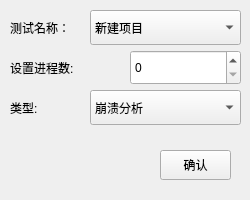
Old version of the form ui/analyse.ui in the repository tianmai1/minifuzz-bysj.
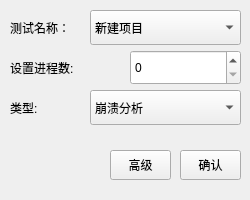
New version of the form. Icons and pictures are not drawn.

Commit message: add analyse_plus

The edit to the form file:
```diff
--- a/ui/analyse.ui
+++ b/ui/analyse.ui
@@ -132,9 +132,9 @@
   <widget class="QPushButton" name="pushButton_2">
    <property name="geometry">
     <rect>
-     <x>160</x>
+     <x>180</x>
      <y>150</y>
-     <width>71</width>
+     <width>61</width>
      <height>30</height>
     </rect>
    </property>
@@ -145,7 +145,7 @@
   <widget class="QLabel" name="label">
    <property name="geometry">
     <rect>
-     <x>10</x>
+     <x>-5</x>
      <y>100</y>
      <width>111</width>
      <height>111</height>
@@ -161,6 +161,19 @@
     <bool>true</bool>
    </property>
   </widget>
+  <widget class="QPushButton" name="pushButton_3">
+   <property name="geometry">
+    <rect>
+     <x>110</x>
+     <y>150</y>
+     <width>61</width>
+     <height>30</height>
+    </rect>
+   </property>
+   <property name="text">
+    <string>高级</string>
+   </property>
+  </widget>
  </widget>
  <resources/>
  <connections/>
```
Left out of the diff: 2 changed lines with no effect on the pictures. The commit also changes 9 other files.
